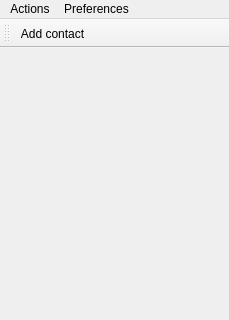
This is mainwindow.ui in xmpp-graveyard/jabbim as Qt 5 draws it before an edit; both pictures show x 0 to 229 and y 0 to 320 of the 229 by 481 pixel window. The edited form follows.
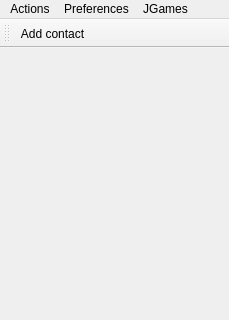
This is the edited form. Icons and pictures are not drawn.

```diff
--- a/mainwindow.ui
+++ b/mainwindow.ui
@@ -92,12 +92,6 @@
      <height>28</height>
     </rect>
    </property>
-   <widget class="QMenu" name="menuPreferences" >
-    <property name="title" >
-     <string>Preferences</string>
-    </property>
-    <addaction name="actionPreferences" />
-   </widget>
    <widget class="QMenu" name="menuAction" >
     <property name="title" >
      <string>Actions</string>
@@ -108,8 +102,20 @@
     <addaction name="separator" />
     <addaction name="actionQuit" />
    </widget>
+   <widget class="QMenu" name="menuPreferences" >
+    <property name="title" >
+     <string>Preferences</string>
+    </property>
+    <addaction name="actionPreferences" />
+   </widget>
+   <widget class="QMenu" name="menuJGames" >
+    <property name="title" >
+     <string>JGames</string>
+    </property>
+   </widget>
    <addaction name="menuAction" />
    <addaction name="menuPreferences" />
+   <addaction name="menuJGames" />
   </widget>
   <widget class="QToolBar" name="toolBar" >
    <property name="orientation" >
```
Left out of the diff: 5 changed lines with no effect on the pictures.
